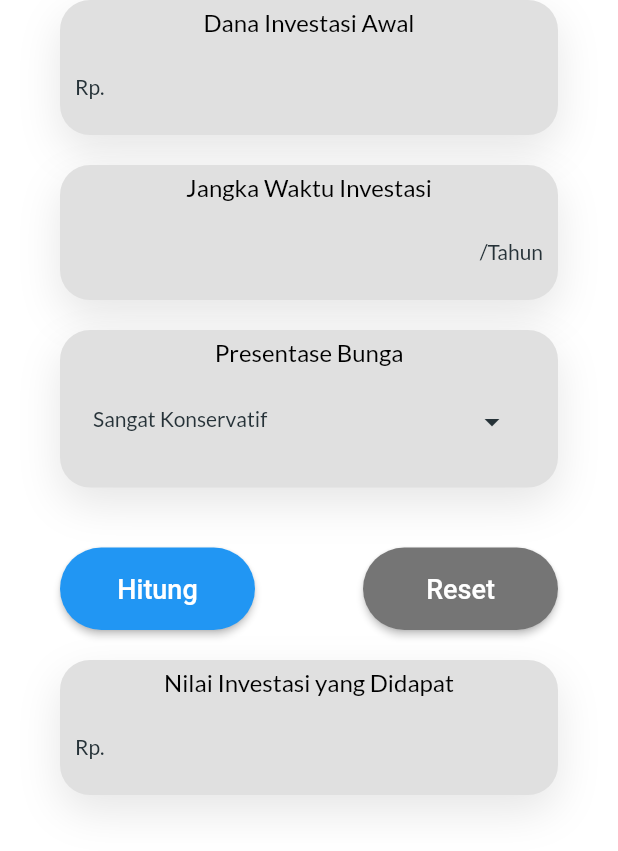
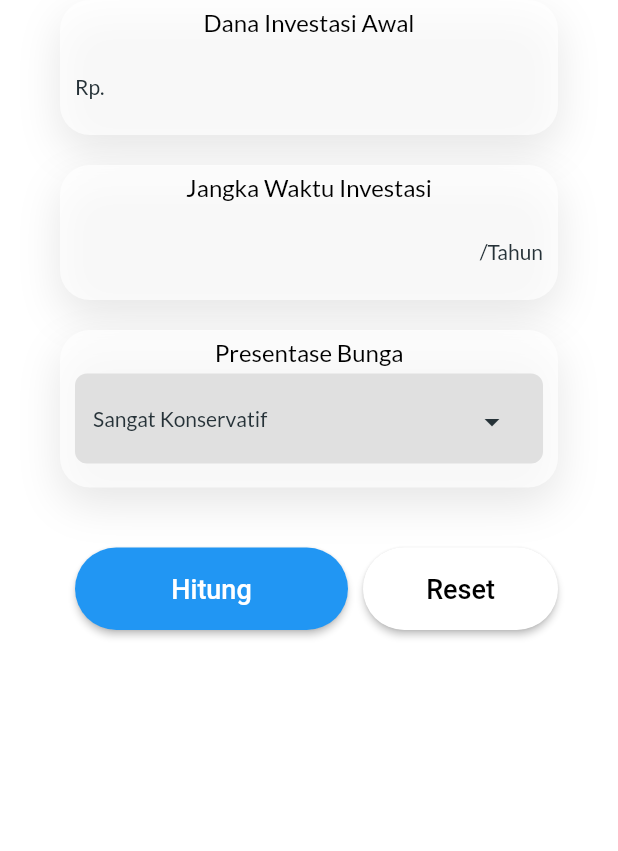
Before and after one commit to rizkycandra0426/investasi_app, a Flutter app: the LumpsumInvestasiView screen opened directly, on a phone screen of 412 x 824 dp. Shown: the top 851 px of the screen. Run offline on Flutter 3.47's test engine with Material 3 defaults, Android fonts, the light colour scheme and no system bars; our stand-ins replace cached_network_image, carousel_slider, dio, file_picker, flutter_animate, flutter_image_compress and 12 more; missing offline and left inert: faker_dart; accounts and stored records are empty.

Commit message:
edit colors

```diff
--- a/lib/module/investasi/lumpsum_investasi/view/lumpsum_investasi_view.dart
+++ b/lib/module/investasi/lumpsum_investasi/view/lumpsum_investasi_view.dart
@@ -21,7 +21,7 @@ class LumpsumInvestasiView extends StatefulWidget {
                 height: 90,
                 width: MediaQuery.of(context).size.width,
                 decoration: BoxDecoration(
-                  color: Colors.grey[300],
+                  color: Colors.white70,
                   borderRadius: BorderRadius.circular(20),
                   boxShadow: [
                     BoxShadow(
@@ -71,7 +71,7 @@ class LumpsumInvestasiView extends StatefulWidget {
                 height: 90,
                 width: MediaQuery.of(context).size.width,
                 decoration: BoxDecoration(
-                  color: Colors.grey[300],
+                  color: Colors.white70,
                   borderRadius: BorderRadius.circular(20),
                   boxShadow: [
                     BoxShadow(
@@ -124,7 +124,7 @@ class LumpsumInvestasiView extends StatefulWidget {
                 height: 105,
                 width: MediaQuery.of(context).size.width,
                 decoration: BoxDecoration(
-                  color: Colors.grey[300],
+                  color: Colors.white70,
                   borderRadius: BorderRadius.circular(20),
                   boxShadow: [
                     BoxShadow(
@@ -178,11 +178,12 @@ class LumpsumInvestasiView extends StatefulWidget {
               Row(
                 mainAxisAlignment: MainAxisAlignment.spaceBetween,
                 children: [
-                  Container(
-                    height: 55,
-                    width: 130,
+                  Expanded(
+                    child: Padding(
+                      padding: const EdgeInsets.symmetric(horizontal: 10.0),
                       child: ElevatedButton(
                         style: ElevatedButton.styleFrom(
+                          padding: EdgeInsets.zero,
                           backgroundColor: Colors.blue,
                           shape: RoundedRectangleBorder(
                             borderRadius:
@@ -190,11 +191,25 @@ class LumpsumInvestasiView extends StatefulWidget {
                           ),
                         ),
                         onPressed: () {
-                        Get.offAll(LumpsumInvestasiView());
+                          Get.offAll(());
                         },
+                        child: Ink(
+                          decoration: BoxDecoration(
+                            borderRadius: BorderRadius.circular(
+                                30), // Same as button's border radius
+                          ),
+                          child: Container(
+                            height: 55,
+                            alignment: Alignment.center,
                             child: Text(
                               "Hitung",
-                        style: TextStyle(fontSize: 18),
+                              style: TextStyle(
+                                fontSize: 18,
+                                color: Colors.white,
+                              ),
+                            ),
+                          ),
+                        ),
                       ),
                     ),
                   ),
@@ -203,7 +218,7 @@ class LumpsumInvestasiView extends StatefulWidget {
                     width: 130,
                     child: ElevatedButton(
                       style: ElevatedButton.styleFrom(
-                        backgroundColor: Colors.grey[600],
+                        backgroundColor: Colors.white,
                         shape: RoundedRectangleBorder(
                           borderRadius:
                               BorderRadius.circular(30), // Border radius 30
@@ -214,62 +229,62 @@ class LumpsumInvestasiView extends StatefulWidget {
                       },
                       child: Text(
                         "Reset",
-                        style: TextStyle(fontSize: 18),
+                        style: TextStyle(fontSize: 18, color: Colors.black),
                       ),
                     ),
                   ),
                 ],
               ),
               SizedBox(height: 20),
-              Container(
-                padding: EdgeInsets.only(top: 5, left: 10, right: 10),
-                height: 90,
-                width: MediaQuery.of(context).size.width,
-                decoration: BoxDecoration(
-                  color: Colors.grey[300],
-                  borderRadius: BorderRadius.circular(20),
-                  boxShadow: [
-                    BoxShadow(
-                      color: Color(0x19000000),
-                      blurRadius: 24,
-                      offset: Offset(0, 11),
-                    ),
-                  ],
-                ),
-                child: Column(
-                  children: [
-                    Text(
-                      "Nilai Investasi yang Didapat",
-                      style: TextStyle(
-                        fontSize: 16,
-                        color: Colors.black,
-                      ),
-                    ),
-                    SizedBox(height: 5),
-                    Row(
-                      children: [
-                        Text(
-                          "Rp.",
-                          style: TextStyle(fontSize: 14),
-                        ),
-                        SizedBox(width: 5),
-                        Expanded(
-                          child: TextField(
-                            textAlign: TextAlign.center,
-                            showCursor: true,
-                            cursorColor: Colors.transparent,
-                            style: TextStyle(color: Colors.black, fontSize: 15),
-                            decoration: InputDecoration(
-                              filled: true,
-                              fillColor: Colors.transparent,
-                            ),
-                          ),
-                        ),
-                      ],
-                    )
-                  ],
-                ),
-              ),
+              // Container(
+              //   padding: EdgeInsets.only(top: 5, left: 10, right: 10),
+              //   height: 90,
+              //   width: MediaQuery.of(context).size.width,
+              //   decoration: BoxDecoration(
+              //     color: Colors.grey[300],
+              //     borderRadius: BorderRadius.circular(20),
+              //     boxShadow: [
+              //       BoxShadow(
+              //         color: Color(0x19000000),
+              //         blurRadius: 24,
+              //         offset: Offset(0, 11),
+              //       ),
+              //     ],
+              //   ),
+              //   child: Column(
+              //     children: [
+              //       Text(
+              //         "Nilai Investasi yang Didapat",
+              //         style: TextStyle(
+              //           fontSize: 16,
+              //           color: Colors.black,
+              //         ),
+              //       ),
+              //       SizedBox(height: 5),
+              //       Row(
+              //         children: [
+              //           Text(
+              //             "Rp.",
+              //             style: TextStyle(fontSize: 14),
+              //           ),
+              //           SizedBox(width: 5),
+              //           Expanded(
+              //             child: TextField(
+              //               textAlign: TextAlign.center,
+              //               showCursor: true,
+              //               cursorColor: Colors.transparent,
+              //               style: TextStyle(color: Colors.black, fontSize: 15),
+              //               decoration: InputDecoration(
+              //                 filled: true,
+              //                 fillColor: Colors.transparent,
+              //               ),
+              //             ),
+              //           ),
+              //         ],
+              //       )
+              //     ],
+              //   ),
+              // ),
             ],
           ),
         ),
--- a/lib/module/transaksi_keuangan/view/transaksi_keuangan_view.dart
+++ b/lib/module/transaksi_keuangan/view/transaksi_keuangan_view.dart
@@ -105,7 +105,7 @@ class TransaksiKeuanganView extends StatefulWidget {
                     height: 60,
                     width: MediaQuery.of(context).size.width,
                     decoration: BoxDecoration(
-                      color: Colors.grey[350],
+                      color: Colors.white60,
                       boxShadow: [
                         BoxShadow(
                           color: Color(0x19000000),
@@ -140,7 +140,7 @@ class TransaksiKeuanganView extends StatefulWidget {
                   height: 60,
                   width: MediaQuery.of(context).size.width,
                   decoration: BoxDecoration(
-                    color: Colors.grey[350],
+                    color: Colors.white,
                     boxShadow: [
                       BoxShadow(
                         color: Color(0x19000000),
@@ -165,7 +165,7 @@ class TransaksiKeuanganView extends StatefulWidget {
                         fillColor: Colors.transparent,
                         hintText: 'Catatan',
                         hintStyle:
-                            TextStyle(color: Colors.black38, fontSize: 20),
+                            TextStyle(color: Colors.black54, fontSize: 20),
                       ),
                       onChanged: (value) {
                         controller.memo = value;
@@ -203,7 +203,7 @@ class TransaksiKeuanganView extends StatefulWidget {
                         height: 55,
                         child: ElevatedButton(
                           style: ElevatedButton.styleFrom(
-                            backgroundColor: Colors.grey[400],
+                            backgroundColor: Colors.white,
                           ),
                           onPressed: () => controller.save(),
                           child: Text(
@@ -225,7 +225,7 @@ class TransaksiKeuanganView extends StatefulWidget {
                             "Delete",
                             style: TextStyle(
                               fontSize: 18,
-                              color: Colors.grey[300],
+                              color: Colors.white60,
                             ),
                           ),
                         ),
@@ -236,7 +236,7 @@ class TransaksiKeuanganView extends StatefulWidget {
                         height: 55,
                         child: ElevatedButton(
                           style: ElevatedButton.styleFrom(
-                            backgroundColor: Colors.grey[400],
+                            backgroundColor: Colors.white60,
                           ),
                           onPressed: () => controller.update(),
                           child: Text(
@@ -313,7 +313,7 @@ class TransaksiKeuanganView extends StatefulWidget {
                   right: 20,
                   child: Container(
                     decoration: BoxDecoration(
-                      color: Colors.white,
+                      color: Colors.white60,
                       boxShadow: [
                         BoxShadow(
                           color: Color(0x19000000),
@@ -323,7 +323,7 @@ class TransaksiKeuanganView extends StatefulWidget {
                       ],
                       border: Border.all(
                         width: 1.0,
-                        color: Colors.grey[300]!,
+                        color: Colors.white60,
                       ),
                       borderRadius: BorderRadius.all(
                         Radius.circular(12.0),
```
Lines whose indentation alone changed are shown as unchanged.
